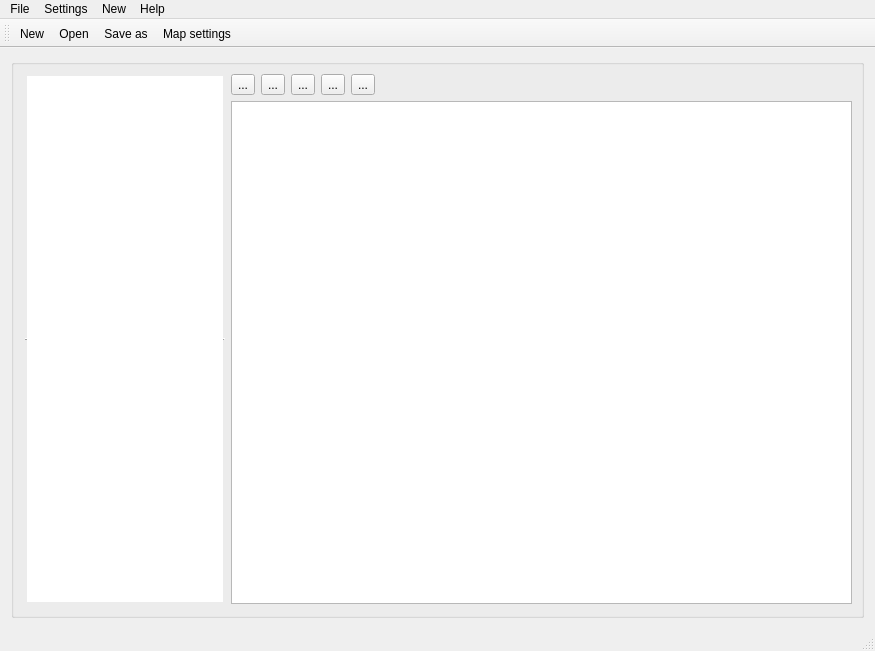
Old version of the form mainwindow.ui in the repository QMapfileEditor/QMapfileEditor.
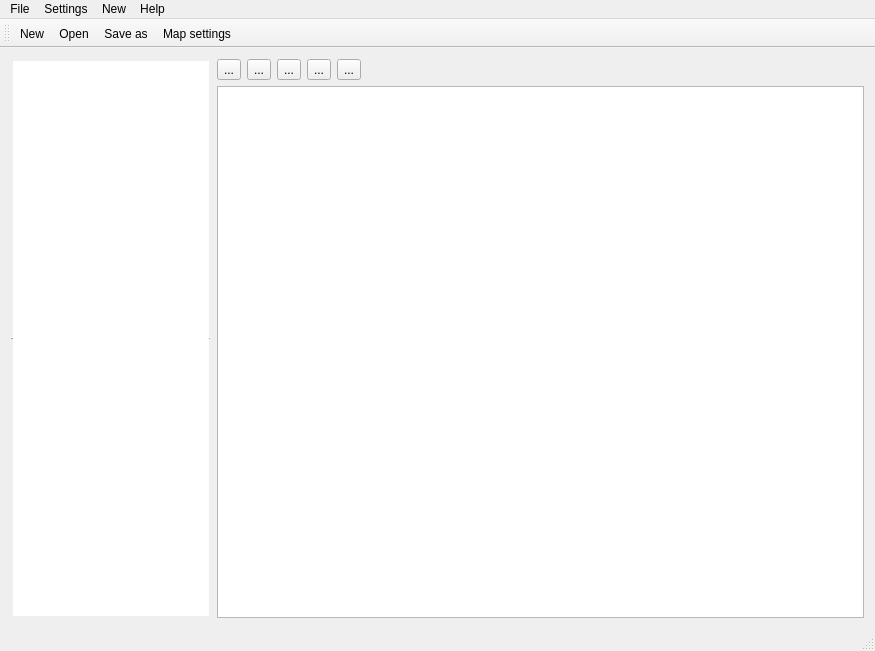
New version of the form. Icons and pictures are not drawn.

Commit message: removing gridlayout

Diff of the .ui file:
```diff
--- a/mainwindow.ui
+++ b/mainwindow.ui
@@ -36,48 +36,6 @@
   </property>
   <widget class="QWidget" name="centralwidget">
    <layout class="QGridLayout" name="gridLayout_3">
-    <item row="0" column="0">
-     <widget class="QGroupBox" name="gridGroupBox">
-      <property name="sizePolicy">
-       <sizepolicy hsizetype="Expanding" vsizetype="Expanding">
-        <horstretch>255</horstretch>
-        <verstretch>255</verstretch>
-       </sizepolicy>
-      </property>
-      <property name="minimumSize">
-       <size>
-        <width>500</width>
-        <height>550</height>
-       </size>
-      </property>
-      <property name="maximumSize">
-       <size>
-        <width>16777215</width>
-        <height>16777215</height>
-       </size>
-      </property>
-      <property name="baseSize">
-       <size>
-        <width>-1</width>
-        <height>0</height>
-       </size>
-      </property>
-      <property name="alignment">
-       <set>Qt::AlignLeading|Qt::AlignLeft|Qt::AlignVCenter</set>
-      </property>
-      <property name="flat">
-       <bool>false</bool>
-      </property>
-      <layout class="QGridLayout" name="gridLayout">
-       <property name="sizeConstraint">
-        <enum>QLayout::SetMinAndMaxSize</enum>
-       </property>
-       <property name="topMargin">
-        <number>9</number>
-       </property>
-       <property name="rightMargin">
-        <number>9</number>
-       </property>
        <item row="0" column="1">
         <layout class="QVBoxLayout" name="verticalLayout">
          <property name="sizeConstraint">
@@ -230,9 +188,6 @@
        </item>
       </layout>
      </widget>
-    </item>
-   </layout>
-  </widget>
   <widget class="QMenuBar" name="menubar">
    <property name="geometry">
     <rect>
```
Left out of the diff: 24 changed lines with no effect on the pictures. Lines whose indentation alone changed are shown as unchanged.
